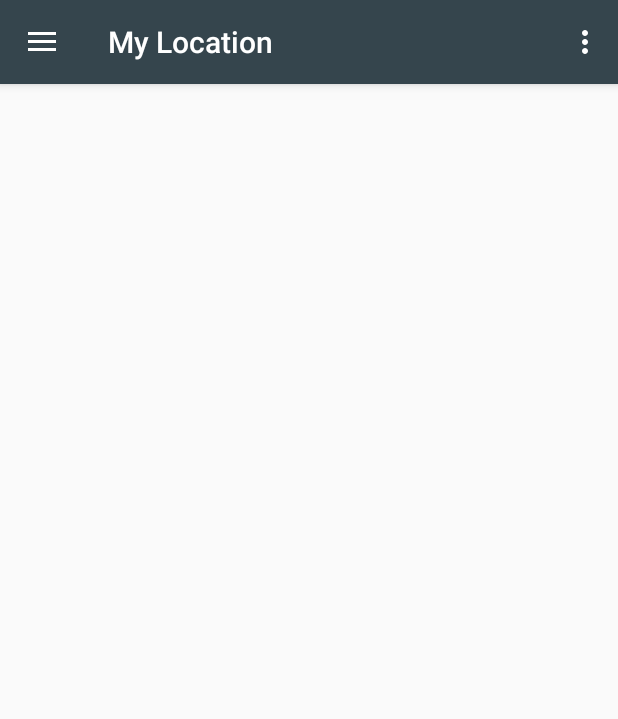
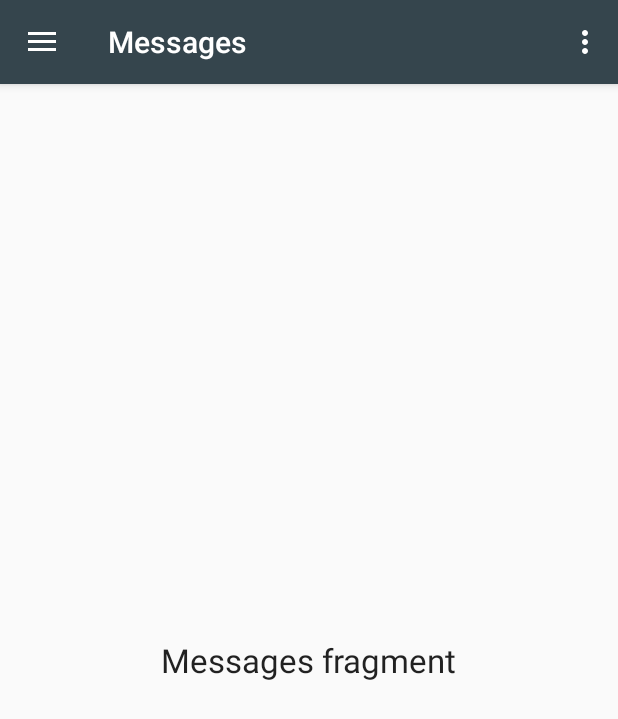
Before and after one commit to artemiysobolev/MyLocation, an Android app: the screen it shows after launch (MainActivity), in the side drawer, after a tap on "Messages", on a phone screen of 412 x 824 dp. Shown: the top 719 px of the screen. Run offline under Robolectric (Android 15) with nearby library versions, the phone set to English and light mode, and no system bars.

Commit message:
Add fragments with layouts

```diff
--- /dev/null
+++ b/app/src/main/java/com/example/mylocation/DeviceInfoFragment.java
@@ -0,0 +1,17 @@
+package com.example.mylocation;
+
+import android.os.Bundle;
+import android.view.LayoutInflater;
+import android.view.View;
+import android.view.ViewGroup;
+
+import androidx.fragment.app.Fragment;
+
+public class DeviceInfoFragment extends Fragment {
+
+    @Override
+    public View onCreateView(LayoutInflater inflater, ViewGroup container,
+                             Bundle savedInstanceState) {
+        return inflater.inflate(R.layout.fragment_device_info, container, false);
+    }
+}
--- a/app/src/main/java/com/example/mylocation/MainActivity.java
+++ b/app/src/main/java/com/example/mylocation/MainActivity.java
@@ -13,6 +13,8 @@ import androidx.drawerlayout.widget.DrawerLayout;
 
 import androidx.appcompat.app.AppCompatActivity;
 import androidx.appcompat.widget.Toolbar;
+import androidx.fragment.app.Fragment;
+import androidx.fragment.app.FragmentManager;
 
 import android.view.Menu;
 
@@ -71,16 +73,39 @@ public class MainActivity extends AppCompatActivity
     @SuppressWarnings("StatementWithEmptyBody")
     @Override
     public boolean onNavigationItemSelected(MenuItem item) {
+        // Создадим новый фрагмент
+        Fragment fragment = null;
+        Class fragmentClass = null;
+
         // Handle navigation view item clicks here.
         int id = item.getItemId();
 
         if (id == R.id.nav_deviceinfo) {
+            // Handle the camera action
+            fragmentClass = DeviceInfoFragment.class;
         } else if (id == R.id.nav_messages) {
+            fragmentClass = MessagesFragment.class;
         } else if (id == R.id.nav_photos) {
+            fragmentClass = PhotosFragment.class;
         } else if (id == R.id.nav_contacts) {
+            fragmentClass = ContactsFragment.class;
         }
 
-        DrawerLayout drawer = findViewById(R.id.drawer_layout);
+        try {
+            fragment = (Fragment) fragmentClass.newInstance();
+        } catch (Exception e) {
+            e.printStackTrace();
+        }
+
+        // Вставляем фрагмент, заменяя текущий фрагмент
+        FragmentManager fragmentManager = getSupportFragmentManager();
+        fragmentManager.beginTransaction().replace(R.id.container, fragment).commit();
+        // Выделяем выбранный пункт меню в шторке
+        item.setChecked(true);
+        // Выводим выбранный пункт в заголовке
+        setTitle(item.getTitle());
+
+        DrawerLayout drawer = (DrawerLayout) findViewById(R.id.drawer_layout);
         drawer.closeDrawer(GravityCompat.START);
         return true;
     }
--- /dev/null
+++ b/app/src/main/java/com/example/mylocation/MessagesFragment.java
@@ -0,0 +1,17 @@
+package com.example.mylocation;
+
+import android.os.Bundle;
+import android.view.LayoutInflater;
+import android.view.View;
+import android.view.ViewGroup;
+
+import androidx.fragment.app.Fragment;
+
+public class MessagesFragment extends Fragment {
+
+    @Override
+    public View onCreateView(LayoutInflater inflater, ViewGroup container,
+                             Bundle savedInstanceState) {
+        return inflater.inflate(R.layout.fragment_messages, container, false);
+    }
+}
--- a/app/src/main/res/layout/content_main.xml
+++ b/app/src/main/res/layout/content_main.xml
@@ -1,12 +1,21 @@
 <?xml version="1.0" encoding="utf-8"?>
-<FrameLayout xmlns:android="http://schemas.android.com/apk/res/android"
+<RelativeLayout
+xmlns:android="http://schemas.android.com/apk/res/android"
 xmlns:app="http://schemas.android.com/apk/res-auto"
 xmlns:tools="http://schemas.android.com/tools"
+android:id="@+id/container"
 android:layout_width="match_parent"
 android:layout_height="match_parent"
+android:paddingBottom="@dimen/activity_vertical_margin"
+android:paddingLeft="@dimen/activity_horizontal_margin"
+android:paddingRight="@dimen/activity_horizontal_margin"
+android:paddingTop="@dimen/activity_vertical_margin"
 app:layout_behavior="@string/appbar_scrolling_view_behavior"
 tools:context=".MainActivity"
-    tools:showIn="@layout/app_bar_main"
-    android:id="@+id/container" >
+tools:showIn="@layout/app_bar_main">
 
-</FrameLayout>
+<!--<TextView-->
+<!--android:layout_width="wrap_content"-->
+<!--android:layout_height="wrap_content"-->
+<!--android:text="Hello World!"/>-->
+</RelativeLayout>
--- /dev/null
+++ b/app/src/main/res/layout/fragment_messages.xml
@@ -0,0 +1,13 @@
+<RelativeLayout xmlns:android="http://schemas.android.com/apk/res/android"
+    android:layout_width="match_parent"
+    android:layout_height="match_parent">
+
+    <TextView
+        android:id="@+id/textView3"
+        android:layout_width="wrap_content"
+        android:layout_height="wrap_content"
+        android:layout_centerHorizontal="true"
+        android:layout_centerVertical="true"
+        android:text="@string/messages_textview"
+        android:textAppearance="?android:attr/textAppearanceLarge"/>
+</RelativeLayout>
--- a/app/src/main/res/values/strings.xml
+++ b/app/src/main/res/values/strings.xml
@@ -13,4 +13,8 @@
 
     <!-- TODO: Remove or change this placeholder text -->
     <string name="hello_blank_fragment">Hello blank fragment</string>
+    <string name="device_info_textview">Device info fragment</string>
+    <string name="messages_textview">Messages fragment</string>
+    <string name="photos_textview">Photos fragment</string>
+    <string name="contacts_textview">Contacts fragment</string>
 </resources>
```
Also changed, not shown: app/src/main/java/com/example/mylocation/ContactsFragment.java (added, +17 -0 lines), app/src/main/java/com/example/mylocation/PhotosFragment.java (added, +17 -0 lines), app/src/main/res/layout/fragment_contacts.xml (added, +13 -0 lines), app/src/main/res/layout/fragment_device_info.xml (added, +13 -0 lines), app/src/main/res/layout/fragment_photos.xml (added, +13 -0 lines). Lines whose indentation alone changed are shown as unchanged.
